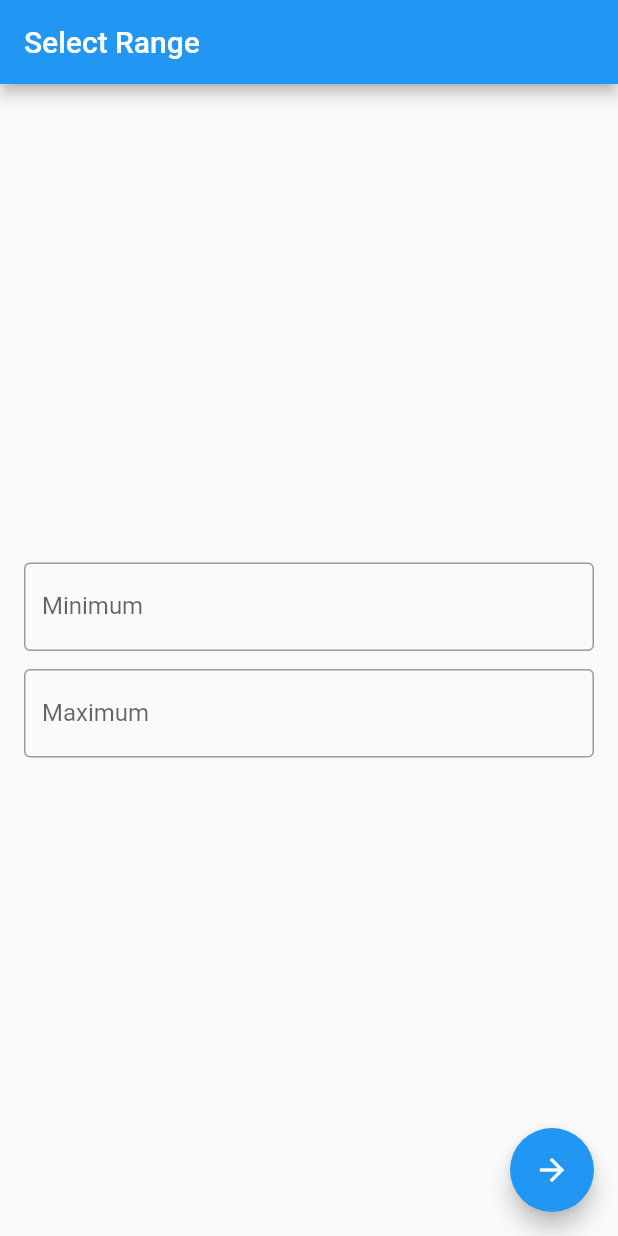
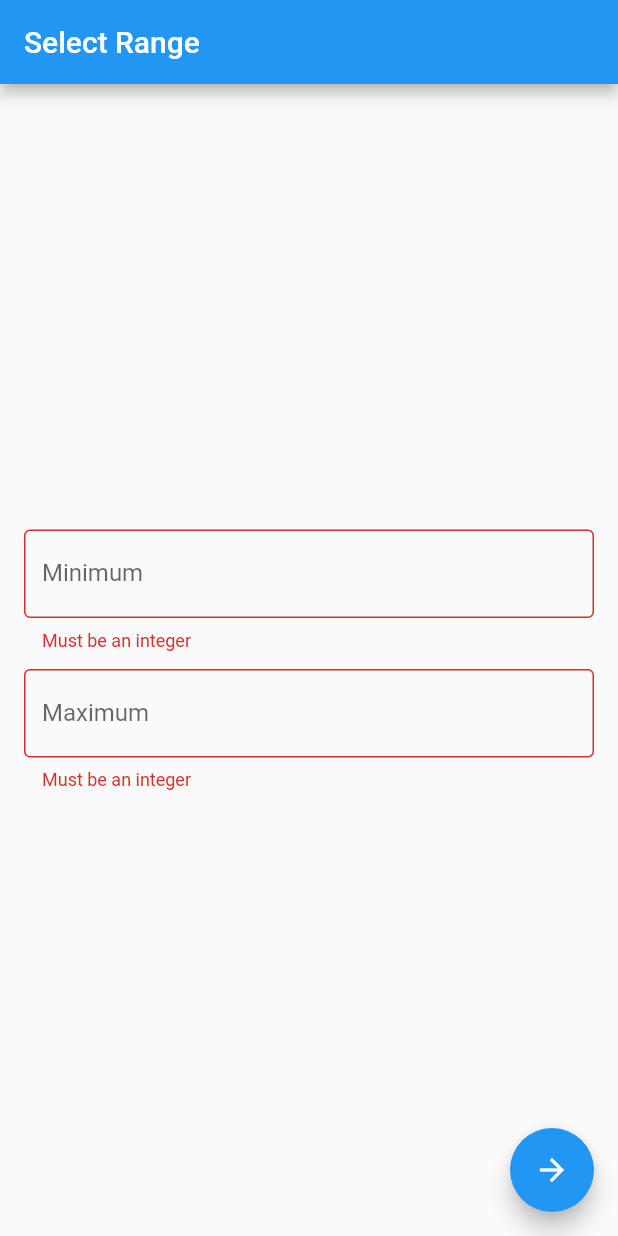
Before and after one commit to aashah15/RandomNumberGenerator, a Flutter app: the screen it shows after launch, after a tap on the "arrow forward" icon, on a phone screen of 412 x 824 dp. Run offline on Flutter 3.47's test engine with Material 2 defaults, Android fonts, the phone set to English and light mode, and no system bars.

```diff
--- a/lib/range_selector_page.dart
+++ b/lib/range_selector_page.dart
@@ -10,6 +10,7 @@ class RangeSelectorPage extends StatefulWidget {
 }
 
 class _RangeSelectorPageState extends State<RangeSelectorPage> {
+  final formKey = GlobalKey<FormState>();
   int _min = 0;
   int _max = 0;
 
@@ -20,20 +21,22 @@ class _RangeSelectorPageState extends State<RangeSelectorPage> {
         title: const Text('Select Range'),
       ),
       body: Form(
+        key: formKey,
         child: Padding(
           padding: const EdgeInsets.all(16.0),
           child: Column(
             mainAxisAlignment: MainAxisAlignment.center,
-            children: const [
+            children: [
               RangeSeletorTextFormField(
                 labelText: 'Minimum',
+                intValueSetter: (value) => _min = value,
               ),
-              SizedBox(
+              const SizedBox(
                 height: 12,
               ),
               RangeSeletorTextFormField(
-                labelText: 'Maximum',
-              ),
+                  labelText: 'Maximum',
+                  intValueSetter: (value) => _max = value),
             ],
           ),
         ),
@@ -41,8 +44,10 @@ class _RangeSelectorPageState extends State<RangeSelectorPage> {
       floatingActionButton: FloatingActionButton(
         child: const Icon(Icons.arrow_forward),
         onPressed: () {
-          // TODO: Validate the Form
-          // TODO: Navigate to the generator page
+          if (formKey.currentState?.validate() == true) {
+            formKey.currentState?.save();
+            // TODO: Navigate to the generator page
+          }
         },
       ),
     );
@@ -53,21 +58,31 @@ class RangeSeletorTextFormField extends StatelessWidget {
   const RangeSeletorTextFormField({
     Key? key,
     required this.labelText,
+    required this.intValueSetter,
   }) : super(key: key);
 
   final String labelText;
+  final void Function(int value) intValueSetter;
 
   @override
   Widget build(BuildContext context) {
     return TextFormField(
       decoration: InputDecoration(
-        border: OutlineInputBorder(),
+        border: const OutlineInputBorder(),
         labelText: labelText,
       ),
       keyboardType: const TextInputType.numberWithOptions(
         decimal: false,
         signed: true,
       ),
+      validator: (value) {
+        if (value == null || int.tryParse(value) == null) {
+          return 'Must be an integer';
+        } else {
+          return null;
+        }
+      },
+      onSaved: (newValue) => intValueSetter(int.parse(newValue ?? '')),
     );
   }
 }
```
